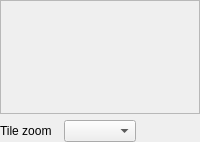
OpenFodder/editor, file Source/Dialogs/ToolboxTiles.ui: the form before one commit.
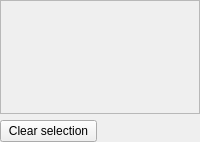
The form after the commit.

The edit to the form file:
```diff
--- a/Source/Dialogs/ToolboxTiles.ui
+++ b/Source/Dialogs/ToolboxTiles.ui
@@ -25,18 +25,11 @@
    <item>
     <layout class="QHBoxLayout" name="controls">
      <item>
-      <widget class="QLabel" name="mZoomLabel">
-       <property name="text">
-        <string>Tile zoom</string>
-       </property>
-       <property name="buddy">
-        <cstring>mZoom</cstring>
-       </property>
+      <widget class="QPushButton" name="mClearTiles">
+       <property name="text"><string>Clear selection</string></property>
+       <property name="toolTip"><string>Clear the current brush (Esc)</string></property>
       </widget>
      </item>
-     <item>
-      <widget class="QComboBox" name="mZoom"/>
-     </item>
      <item>
       <widget class="QLabel" name="mCurrentTile">
        <property name="alignment">
```
Left out of the diff: 6 changed lines with no effect on the pictures.
